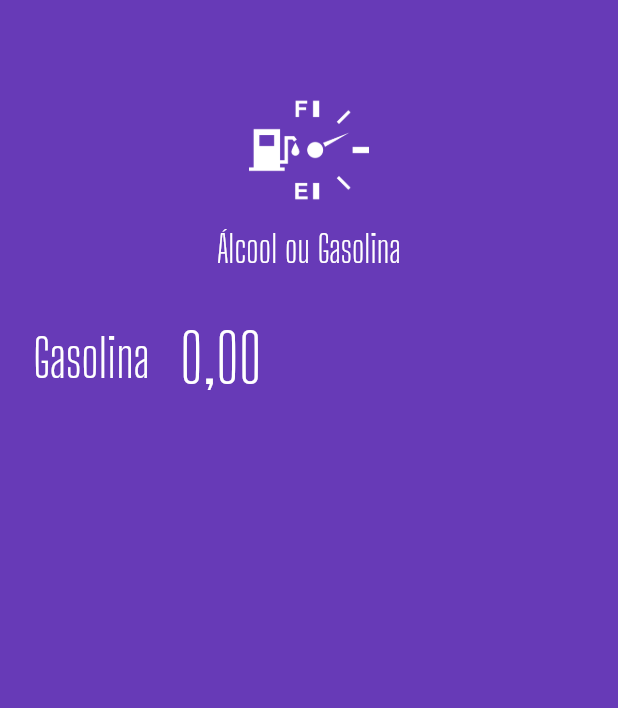
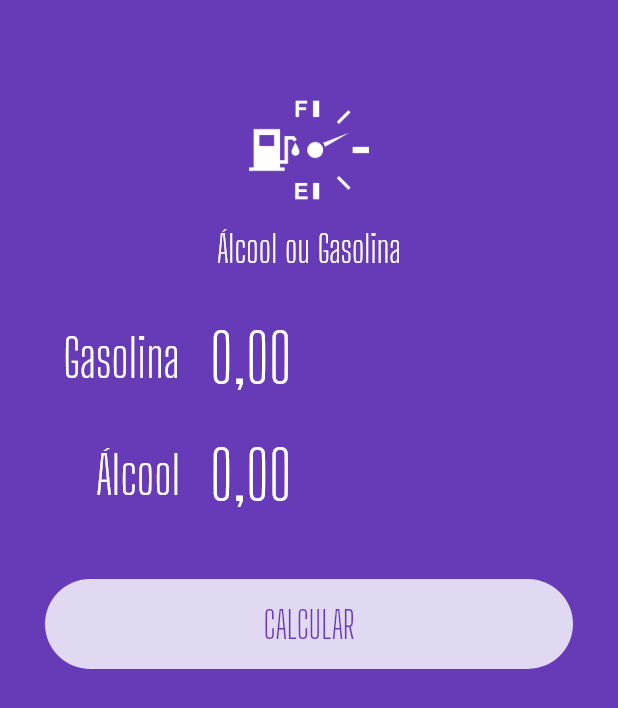
Before and after one commit to damasio34/qualcombustivel, a Flutter app: the screen it shows after launch, on a phone screen of 412 x 824 dp. Shown: the top 708 px of the screen. Run offline on Flutter 3.47's test engine with Material 2 defaults, Android fonts, the phone set to English and light mode, and no system bars; our stand-ins replace flutter_masked_text.

Commit message:
Criação do widget input para reaproveitamento de código, inclusão e estilização de outros elementos de tela.

```diff
--- a/lib/main.dart
+++ b/lib/main.dart
@@ -1,5 +1,6 @@
 import 'package:flutter/material.dart';
 import 'package:flutter_masked_text/flutter_masked_text.dart';
+import 'package:qualcombustivel/widgets/input.widget.dart';
 import 'package:qualcombustivel/widgets/logo.widget.dart';
 
 void main() {
@@ -33,37 +34,33 @@ class HomePage extends StatelessWidget {
       body: ListView(
         children: <Widget>[
           Logo(),
-          Row(children: <Widget>[
-            Container(
-              width: 100,
-              alignment: Alignment.centerRight,
+          Input(
+            ctrl: this._gasCtrl,
+            label: "Gasolina"
+          ),
+          Input(
+            ctrl: this._alcCtrl,
+            label: "Álcool"
+          ),
+          Container(
+            margin: EdgeInsets.all(30),
+            height: 60,
+            decoration: BoxDecoration(
+              color: Colors.white.withOpacity(0.8),
+              borderRadius: BorderRadius.circular(60)
+            ),
+            child: FlatButton(
               child: Text(
-                "Gasolina",
+                "CALCULAR",
                 style: TextStyle(
-                  color: Colors.white,
-                  fontSize: 35,
+                  color: Theme.of(context).primaryColor,
+                  fontSize: 25,
                   fontFamily: "Big Shoulders Display"
                 ),
               ),
+              onPressed: () {},
             ),
-            SizedBox(
-              width: 20,
-            ),
-            Expanded(
-              child: TextFormField(
-                controller: _gasCtrl,
-                keyboardType: TextInputType.number,
-                style: TextStyle(
-                  color: Colors.white,
-                  fontSize: 45,
-                  fontFamily: "Big Shoulders Display"
-                ),
-                decoration: InputDecoration(
-                  border: InputBorder.none
-                ),
-              )
-            )
-          ],)
+          ),
         ],
       )
     );
--- /dev/null
+++ b/lib/widgets/input.widget.dart
@@ -0,0 +1,50 @@
+import 'package:flutter/material.dart';
+import 'package:flutter_masked_text/flutter_masked_text.dart';
+
+class Input extends StatelessWidget {
+  var label = "";
+  var ctrl = new MoneyMaskedTextController();
+
+  Input({
+    @required this.label,
+    @required this.ctrl
+  });
+
+  @override
+  Widget build(BuildContext context) {
+    return Row(children: <Widget>[
+      SizedBox(
+        width: 20,
+      ),
+      Container(
+        width: 100,
+        alignment: Alignment.centerRight,
+        child: Text(
+          label,
+          style: TextStyle(
+            color: Colors.white,
+            fontSize: 35,
+            fontFamily: "Big Shoulders Display"
+          ),
+        ),
+      ),
+      SizedBox(
+        width: 20,
+      ),
+      Expanded(
+        child: TextFormField(
+          controller: ctrl,
+          keyboardType: TextInputType.number,
+          style: TextStyle(
+            color: Colors.white,
+            fontSize: 45,
+            fontFamily: "Big Shoulders Display"
+          ),
+          decoration: InputDecoration(
+            border: InputBorder.none
+          ),
+        )
+      )
+    ]);
+  }
+}
```
